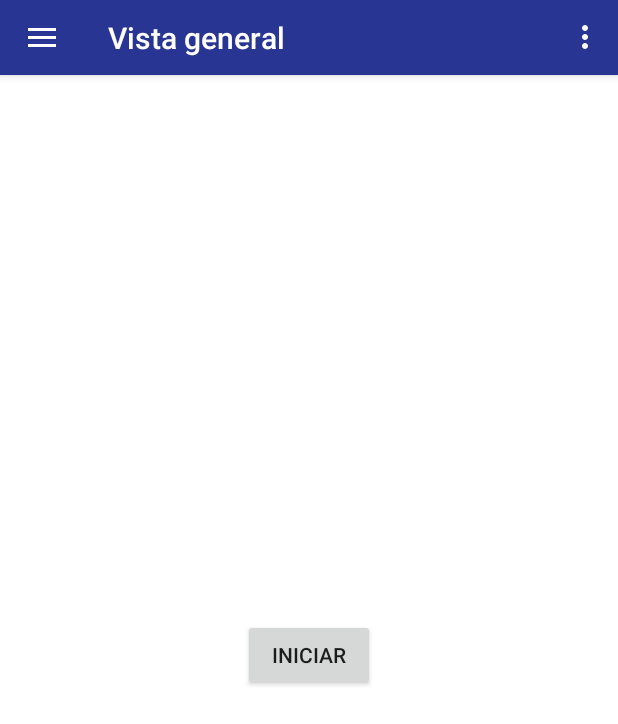
After one commit to aledelme/SmartAir, an Android app: the fragment ARFragment placed in its activity, on a phone screen of 412 x 824 dp. The commit adds this screen. Shown: the top 724 px of the screen. Run offline under Robolectric (Android 15) with nearby library versions, the phone set to English and light mode, and no system bars; our stand-ins replace Firebase (no records; nobody signed in at launch, a user with empty details on screens opened directly).

Commit message:
RA fragment

```diff
--- a/app/src/main/AndroidManifest.xml
+++ b/app/src/main/AndroidManifest.xml
@@ -3,6 +3,7 @@
     package="com.example.delme.smartair">
 
     <uses-permission android:name="android.permission.INTERNET"/>
+    <uses-permission android:name="android.permission.CAMERA"/>
 
     <application
         android:allowBackup="true"
--- /dev/null
+++ b/app/src/main/java/com/example/delme/smartair/Fragments/ARFragment.java
@@ -0,0 +1,106 @@
+package com.example.delme.smartair.Fragments;
+
+import android.Manifest;
+import android.content.Intent;
+import android.content.pm.PackageManager;
+import android.graphics.Bitmap;
+import android.graphics.BitmapFactory;
+import android.net.Uri;
+import android.os.Bundle;
+import android.os.Environment;
+import android.provider.MediaStore;
+import android.support.annotation.NonNull;
+import android.support.v4.app.ActivityCompat;
+import android.support.v4.app.Fragment;
+import android.util.Log;
+import android.view.LayoutInflater;
+import android.view.View;
+import android.view.ViewGroup;
+import android.widget.Button;
+import android.widget.ImageView;
+
+import com.example.delme.smartair.R;
+
+import java.io.File;
+import java.io.IOException;
+import java.io.InputStream;
+import java.text.SimpleDateFormat;
+import java.util.Date;
+
+public class ARFragment extends Fragment {
+
+    private ImageView currentPhoto, arrow;
+    private Button takePhoto;
+
+    @Override
+    public View onCreateView(LayoutInflater inflater, ViewGroup container, Bundle s) {
+        return inflater.inflate(R.layout.fragment_ar, container, false);
+    }
+
+    @Override
+    public void onActivityCreated(Bundle savedInstanceState) {
+        super.onActivityCreated(savedInstanceState);
+
+        takePhoto = getView().findViewById(R.id.fragmentAR_takePhoto);
+        arrow = getView().findViewById(R.id.fragmentAR_arrow);
+        currentPhoto = getView().findViewById(R.id.fragmentAR_photo);
+
+        takePhoto.setOnClickListener(new View.OnClickListener() {
+            @Override
+            public void onClick(View v) {
+                if (checkPermission()) {
+                    Intent cameraIntent = new Intent(MediaStore.ACTION_IMAGE_CAPTURE);
+                    startActivityForResult(cameraIntent, 0);
+                }else { requestPermissions(); }
+            }
+        });
+    }
+
+    public void onActivityResult (int requestCode, int resultCode, Intent data) {
+        if(requestCode == 0) {
+            try {
+                Bitmap photo = (Bitmap) data.getExtras().get("data");
+                currentPhoto.setImageBitmap(photo);
+                takePhoto.setVisibility(View.INVISIBLE);
+                arrow.setVisibility(View.VISIBLE);
+            }
+            catch(Exception ex) { }
+        }
+    }
+
+    // MARK - PERMISSIONS
+
+    // Check permissions for > 23 APIs
+    private boolean checkPermission() {
+        int permissionState = ActivityCompat.checkSelfPermission(getActivity(),
+                Manifest.permission.CAMERA);
+        return permissionState == PackageManager.PERMISSION_GRANTED;
+    }
+
+    // Resquest permissions
+    private void requestPermissions() {
+        boolean shouldProvideRationale = ActivityCompat.shouldShowRequestPermissionRationale (
+                getActivity(), Manifest.permission.CAMERA);
+        if (shouldProvideRationale) {
+        } else {
+            // Request permissions
+            ActivityCompat.requestPermissions(getActivity(),
+                    new String[]{Manifest.permission.CAMERA},1);
+        }
+    }
+
+    @Override
+    public void onRequestPermissionsResult(int requestCode, @NonNull String[] permissions,
+                                           @NonNull int[] grantResults) {
+        // Our know code
+        if (requestCode == 1) {
+            if (grantResults.length > 0 && grantResults[0] == PackageManager.PERMISSION_GRANTED) {
+                // Permission granted
+                Intent cameraIntent = new Intent(MediaStore.ACTION_IMAGE_CAPTURE);
+                startActivityForResult(cameraIntent, 0);
+            } else {
+                // Permission denied.
+            }
+        }
+    }
+}
--- a/app/src/main/java/com/example/delme/smartair/MainActivity.java
+++ b/app/src/main/java/com/example/delme/smartair/MainActivity.java
@@ -23,6 +23,7 @@ import android.widget.RelativeLayout;
 import android.widget.TextView;
 import android.widget.Toast;
 
+import com.example.delme.smartair.Fragments.ARFragment;
 import com.example.delme.smartair.Fragments.ConsumptionFragment;
 import com.example.delme.smartair.Fragments.OverviewFragment;
 import com.example.delme.smartair.Fragments.PlanesFragment;
@@ -120,6 +121,9 @@ public class MainActivity extends AppCompatActivity
             case R.id.nav_suggestions:
                 cambiarFragment(new SuggestionsFragments());
                 break;
+            case R.id.nav_ar:
+                cambiarFragment(new ARFragment());
+                break;
         }
 
         setTitle(item.getTitle());
--- /dev/null
+++ b/app/src/main/res/layout/fragment_ar.xml
@@ -0,0 +1,30 @@
+<?xml version="1.0" encoding="utf-8"?>
+<RelativeLayout
+    xmlns:android="http://schemas.android.com/apk/res/android"
+    android:layout_width="match_parent"
+    android:layout_height="match_parent"
+    android:background="@android:color/white">
+
+    <Button
+        android:id="@+id/fragmentAR_takePhoto"
+        android:layout_width="wrap_content"
+        android:layout_height="wrap_content"
+        android:layout_centerVertical="true"
+        android:layout_centerHorizontal="true"
+        android:text="INICIAR"/>
+
+    <ImageView
+        android:id="@+id/fragmentAR_photo"
+        android:layout_width="match_parent"
+        android:layout_height="match_parent"/>
+
+    <ImageView
+        android:id="@+id/fragmentAR_arrow"
+        android:layout_width="200dp"
+        android:layout_height="200dp"
+        android:layout_centerVertical="true"
+        android:layout_centerHorizontal="true"
+        android:src="@drawable/arrow1"
+        android:visibility="invisible"/>
+
+</RelativeLayout>
--- a/app/src/main/res/menu/activity_main_drawer.xml
+++ b/app/src/main/res/menu/activity_main_drawer.xml
@@ -33,4 +33,13 @@
             android:title="@string/suggestions" />
     </group>
 
+    <group
+        android:id="@+id/menu3"
+        android:checkableBehavior="single">
+        <item
+            android:id="@+id/nav_ar"
+            android:icon="@drawable/ic_data_usage"
+            android:title="@string/ar" />
+    </group>
+
 </menu>
--- a/app/src/main/res/values/strings.xml
+++ b/app/src/main/res/values/strings.xml
@@ -11,6 +11,7 @@
     <string name="consumption">Consumo</string>
     <string name="suggestions">Sugerencias</string>
     <string name="about">Acerca De</string>
+    <string name="ar">Realidad Aumentada</string>
 
     <string-array name="homeCat">
         <item>General</item>
```
Also changed, not shown: app/src/main/res/drawable/arrow1.png (added), app/src/main/res/drawable/arrow2.png (added).
